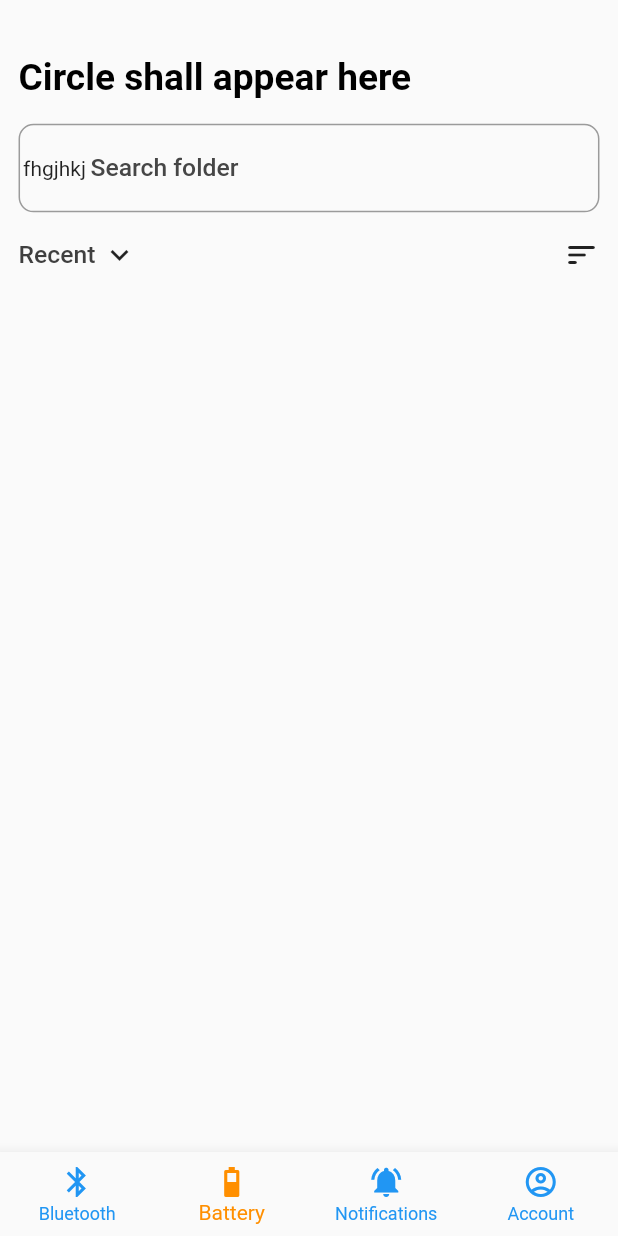
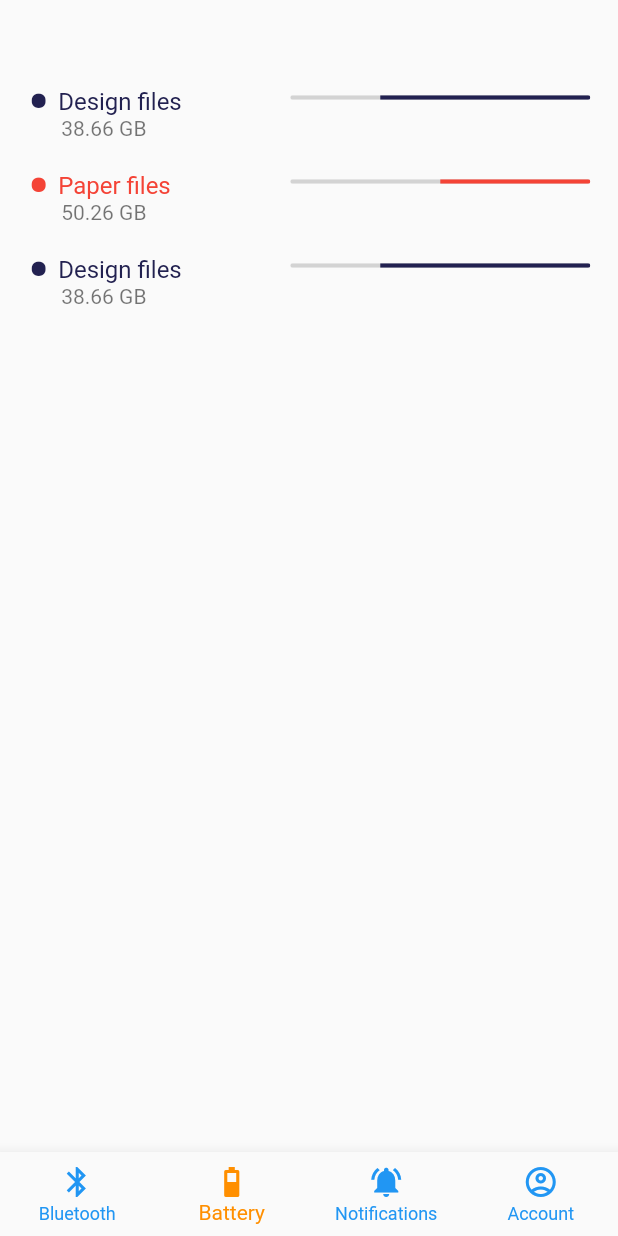
Before and after one commit to bse23-26/mobile_smart_solar, a Flutter app: the screen it shows after launch, item 2 of the bottom bar chosen, on a phone screen of 412 x 824 dp. Run offline on Flutter 3.47's test engine with Material 2 defaults, Android fonts, the phone set to English and light mode, and no system bars; our stand-ins replace flutter_bluetooth_serial, google_fonts; Roboto replaces fonts that are missing (Questrial).

Commit message:
added progress bars

```diff
--- a/lib/screens/battery.dart
+++ /dev/null
@@ -1,148 +0,0 @@
-import 'package:flutter/material.dart';
-import '../app_styles.dart';
-import '../size_config.dart';
-
-class Battery extends StatefulWidget {
-  const Battery({Key? key}) : super(key: key);
-
-  @override
-  State<Battery> createState() => _BatteryState();
-}
-
-class _BatteryState extends State<Battery> {
-  @override
-  Widget build(BuildContext context) {
-    return Scaffold(
-      body: SingleChildScrollView(
-        padding: EdgeInsets.symmetric(
-            horizontal: paddingHorizontal, vertical: paddingHorizontal),
-        child: Column(
-          children: [
-            SizedBox(
-              height: SizeConfig.blockSizeVertical! * 3,
-            ),
-            Row(
-              mainAxisAlignment: MainAxisAlignment.spaceBetween,
-              crossAxisAlignment: CrossAxisAlignment.center,
-              children: [
-                Text(
-                  'Circle shall appear here',
-                  style: fontSemiBold.copyWith(
-                      color: black,
-                      fontSize: SizeConfig.blockSizeHorizontal! * 6),
-                ),
-              ],
-            ),
-            SizedBox(
-              height: SizeConfig.blockSizeVertical! * 2,
-            ),
-            TextField(
-              decoration: InputDecoration(
-                focusedBorder: OutlineInputBorder(
-                    borderRadius: BorderRadius.circular(10),
-                    borderSide: BorderSide(width: 1, color: grey)),
-                border: OutlineInputBorder(
-                    borderRadius: BorderRadius.circular(10),
-                    borderSide: BorderSide(width: 1, color: grey)),
-                prefixIcon: Container(
-                  child: Text('fhgjhkj'),
-                  width: 24,
-                  height: 24,
-                  alignment: Alignment.center,
-                ),
-                hintText: 'Search folder',
-                hintStyle: fontMedium.copyWith(
-                    fontSize: SizeConfig.blockSizeHorizontal! * 4,
-                    color: darkGrey),
-              ),
-              style: fontMedium.copyWith(
-                  fontSize: SizeConfig.blockSizeHorizontal! * 4, color: darkGrey),
-            ),
-            SizedBox(
-              height: SizeConfig.blockSizeVertical! * 2,
-            ),
-            Row(
-              mainAxisAlignment: MainAxisAlignment.spaceBetween,
-              children: [
-                Row(
-                  children: [
-                    Text(
-                      'Recent',
-                      style: fontMedium.copyWith(
-                          color: lightBlack,
-                          fontSize: SizeConfig.blockSizeHorizontal! * 4),
-                    ),
-                    SizedBox(width: SizeConfig.blockSizeHorizontal!),
-                    Icon(Icons.keyboard_arrow_down),
-                  ],
-                ),
-                Icon(Icons.sort_rounded)
-              ],
-            ),
-            SizedBox(height: SizeConfig.blockSizeVertical! * 2),
-
-          ],
-        ),
-      )
-    );
-  }
-}
-
-
-
-
-/**GridView.builder(
-    shrinkWrap: true,
-    gridDelegate: SliverGridDelegateWithFixedCrossAxisCount(
-    crossAxisCount: 2,
-    crossAxisSpacing: SizeConfig.blockSizeHorizontal! * 2,
-    mainAxisSpacing: SizeConfig.blockSizeHorizontal! * 2,
-    mainAxisExtent: 107
-    ),
-    itemCount: 4,
-    itemBuilder: (context, index) {
-    return Container(
-    padding: EdgeInsets.symmetric(horizontal: 0.5 * paddingHorizontal, vertical: 0.5 * paddingHorizontal),
-    decoration: BoxDecoration(
-    color: Colors.orange,
-    borderRadius: BorderRadius.circular(10)
-    ),
-    child: Column(
-    crossAxisAlignment: CrossAxisAlignment.start,
-    mainAxisAlignment: MainAxisAlignment.center,
-    children: [
-    Row(
-    mainAxisAlignment: MainAxisAlignment.spaceBetween,
-    children: [
-    Icon(
-    Icons.folder,
-    color: Colors.blue,
-    size: 45.0,
-    ),
-    Icon(
-    Icons.more_vert_sharp,
-    color: Colors.blue,
-    size: 30.0,
-    )
-    ],
-    ),
-    SizedBox(width: SizeConfig.blockSizeVertical!),
-    Text(
-    'Mobile apps',
-    style: fontSemiBold.copyWith(
-    fontSize: SizeConfig.blockSizeHorizontal!*4,
-    color: blue
-    ),
-    ),
-    SizedBox(width: SizeConfig.blockSizeVertical!*0.3),
-    Text(
-    'December 20.2020',
-    style: fontRegular.copyWith(
-    fontSize: SizeConfig.blockSizeHorizontal!*4,
-    color: blue
-    ),
-    ),
-    ]
-    ),
-    );
-    })**/
--- /dev/null
+++ b/lib/screens/battery/battery.dart
@@ -0,0 +1,38 @@
+import 'package:flutter/material.dart';
+import '../../app_styles.dart';
+import '../../size_config.dart';
+import 'usage_tile.dart';
+
+class BatteryScreen extends StatefulWidget {
+  const BatteryScreen({Key? key}) : super(key: key);
+
+  @override
+  State<BatteryScreen> createState() => _BatteryScreenState();
+}
+
+class _BatteryScreenState extends State<BatteryScreen> {
+  @override
+  Widget build(BuildContext context) {
+    return Scaffold(
+        body: SingleChildScrollView(
+          padding: EdgeInsets.symmetric(
+              horizontal: paddingHorizontal*0.2, vertical: paddingHorizontal),
+          child: Column(
+            mainAxisAlignment: MainAxisAlignment.start,
+            children: [
+              SizedBox(
+                height: SizeConfig.blockSizeVertical! * 3,
+              ),
+              Column(
+                children: [
+                  const UsageTile(title: 'Design files', subtitle: '38.66 GB', progressValue: 0.7, color: Color(0xff222150)),
+                  const UsageTile(title: 'Paper files', subtitle: '50.26 GB', progressValue: 0.5, color: Colors.red),
+                  UsageTile.builder({'title': 'Design files', 'subtitle': '38.66 GB', 'progressValue': 0.7, 'color': const Color(0xff222150)})
+                ],
+              )
+            ],
+          ),
+        )
+    );
+  }
+}
--- /dev/null
+++ b/lib/screens/battery/usage_tile.dart
@@ -0,0 +1,61 @@
+import 'package:flutter/material.dart';
+
+class UsageTile extends StatelessWidget {
+  final String title;
+  final String subtitle;
+  final double progressValue;
+  final Color color;
+
+  const UsageTile({
+    Key? key,
+    required this.title,
+    required this.subtitle,
+    required this.progressValue,
+    required this.color
+  }) : super(key: key);
+
+  static builder(Map<String, dynamic> properties){
+    return UsageTile(
+        title: properties['title'],
+        subtitle: properties['subtitle'],
+        progressValue: properties['progressValue'],
+        color: properties['color']
+    );
+  }
+
+  @override
+  Widget build(BuildContext context) {
+    const double dx = -20;
+    const double dy = 7;
+
+    return ListTile(
+      leading: Text("\u2022 ", style: TextStyle(fontWeight: FontWeight.bold, fontSize: 40, color: color)),
+      title: Transform.translate(
+        offset: const Offset(dx, dy),
+        child: Text(title, style: TextStyle(color: color)),
+      ),
+      subtitle: Transform.translate(
+        offset: const Offset(dx+2, dy),
+        child: Text(subtitle),
+      ),
+      trailing: RotatedBox(
+        quarterTurns: -2,
+        child: SizedBox(
+          width: 200,
+          child: ClipRRect(
+            borderRadius: const BorderRadius.all(Radius.circular(10)),
+            child: LinearProgressIndicator(
+              value: progressValue,
+              semanticsLabel: 'Linear progress indicator',
+              backgroundColor: const Color(0xffD3D3D3),
+              color: color,
+              minHeight: 3,
+            ),
+          ),
+        ),
+      ),
+      minLeadingWidth: 10,
+      visualDensity: const VisualDensity(horizontal: 0, vertical: -4),
+    );
+  }
+}
--- a/lib/screens/home.dart
+++ b/lib/screens/home.dart
@@ -1,6 +1,7 @@
 import 'package:flutter/material.dart';
-import 'package:smart_solar/screens/battery.dart';
-import 'package:smart_solar/screens/bluetooth/BluetoothMainPage.dart';
+import 'package:smart_solar/screens/battery/battery.dart';
+import 'package:smart_solar/screens/bluetooth/BluetoothMainScreen.dart';
+import 'package:smart_solar/screens/notifications.dart';
 
 class HomePage extends StatefulWidget {
   const HomePage({Key? key}) : super(key: key);
@@ -13,12 +14,9 @@ class _HomePageState extends State<HomePage> {
   int _selectedIndex = 0;
   static const TextStyle optionStyle = TextStyle(fontSize: 30, fontWeight: FontWeight.bold);
   static const List<Widget> _widgetOptions = <Widget>[
-    BluetoothMainPage(),
-    Battery(),
-    Text(
-      'Index 2: Notifications',
-      style: optionStyle,
-    ),
+    BluetoothMainScreen(),
+    BatteryScreen(),
+    NotificationScreen(),
     Text(
       'Index 3: Account',
       style: optionStyle,
--- a/pubspec.yaml
+++ b/pubspec.yaml
@@ -40,6 +40,7 @@ dependencies:
   flutter_bluetooth_serial: ^0.4.0
   flutter_blue: ^0.8.0
   scoped_model: ^2.0.0
+  liquid_progress_indicator: ^0.4.0
 
 dev_dependencies:
   flutter_launcher_icons: ^0.11.0
```
Also changed, not shown: lib/main.dart (+0 -13 lines), lib/screens/bluetooth/BluetoothMainScreen.dart (renamed from lib/screens/bluetooth/BluetoothMainPage.dart, +4 -4 lines), lib/screens/notifications.dart (added, +58 -0 lines), lib/screens/splash.dart (+16 -1 lines), pubspec.lock.
